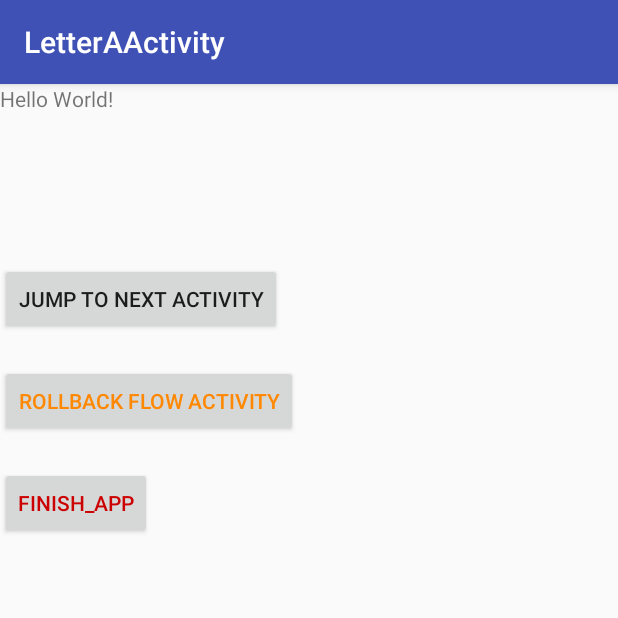
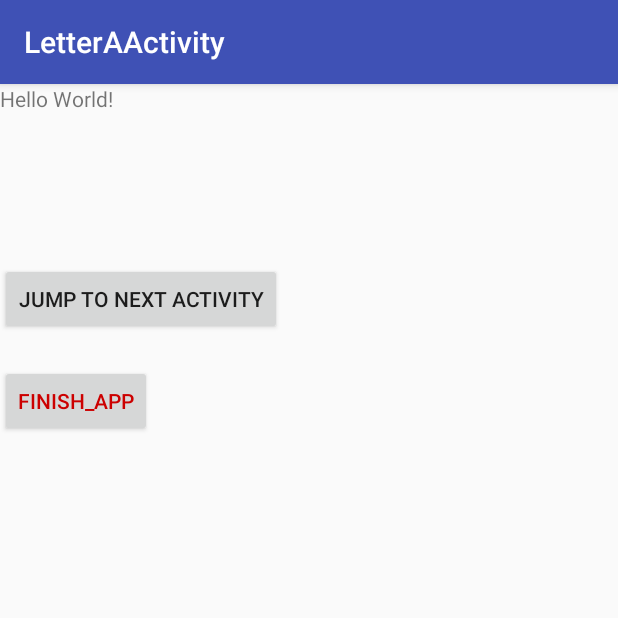
Before and after one commit to xuyt11/androidBackFlow, an Android app: the screen it shows after launch (LetterAActivity), after a tap on "JUMP TO LETTER ACTIVITY", on a phone screen of 412 x 824 dp, the top half of it. Run offline under Robolectric (Android 15) with nearby library versions, the phone set to English and light mode, and no system bars.

Commit message:
gone unused view;

```diff
--- a/app/src/main/java/cn/ytxu/androidbackflow/sample/MainActivity.java
+++ b/app/src/main/java/cn/ytxu/androidbackflow/sample/MainActivity.java
@@ -17,6 +17,7 @@ public class MainActivity extends BaseActivity implements View.OnClickListener {
         super.onCreate(savedInstanceState);
         setContentView(R.layout.activity_main);
 
+        setTitle("Main View");
         $(R.id.main_jump_to_letter_btn).setOnClickListener(this);
         $(R.id.main_jump_to_container_btn).setOnClickListener(this);
     }
--- a/app/src/main/java/cn/ytxu/androidbackflow/sample/container/BaseLetterFragment.java
+++ b/app/src/main/java/cn/ytxu/androidbackflow/sample/container/BaseLetterFragment.java
@@ -29,6 +29,7 @@ public class BaseLetterFragment extends BaseFragment {
         tipTxt = $(R.id.letter_tip_txt);
         jumpBtn = $(R.id.letter_jump_btn);
         rollbackFlowBtn = $(R.id.letter_back_flow_btn);
+        rollbackFlowBtn.setVisibility(View.GONE);
         tipTxt.setText(getClass().getSimpleName());
 
         jumpBtn.setOnClickListener(new View.OnClickListener() {
@@ -58,6 +59,7 @@ public class BaseLetterFragment extends BaseFragment {
     }
 
     protected void setRollbackFlow(final Class<? extends Fragment> atyClass, String text) {
+        rollbackFlowBtn.setVisibility(View.VISIBLE);
         rollbackFlowBtn.setText(text);
         rollbackFlowBtn.setOnClickListener(new View.OnClickListener() {
             @Override
--- a/app/src/main/java/cn/ytxu/androidbackflow/sample/letter/base/BaseLetterActivity.java
+++ b/app/src/main/java/cn/ytxu/androidbackflow/sample/letter/base/BaseLetterActivity.java
@@ -21,6 +21,7 @@ public class BaseLetterActivity extends BaseActivity {
 
         jumpBtn = $(R.id.letter_jump_btn);
         rollbackFlowBtn = $(R.id.letter_back_flow_btn);
+        rollbackFlowBtn.setVisibility(View.GONE);
 
         setTitle(getClass().getSimpleName());
         jumpBtn.setOnClickListener(new View.OnClickListener() {
@@ -44,6 +45,7 @@ public class BaseLetterActivity extends BaseActivity {
     }
 
     protected void setRollbackFlow(final Class<? extends Activity> atyClass, String text) {
+        rollbackFlowBtn.setVisibility(View.VISIBLE);
         rollbackFlowBtn.setText(text);
         rollbackFlowBtn.setOnClickListener(new View.OnClickListener() {
             @Override
```
